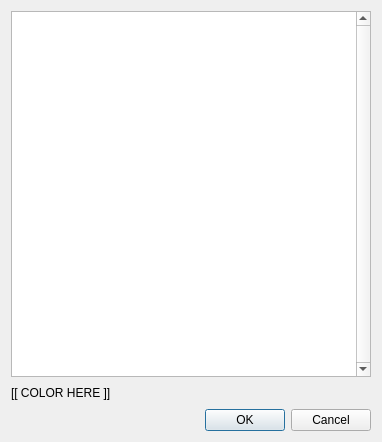
First picture: the form in ui/colorsel.ui, repository crimsondusk/ldforge, before the edit.
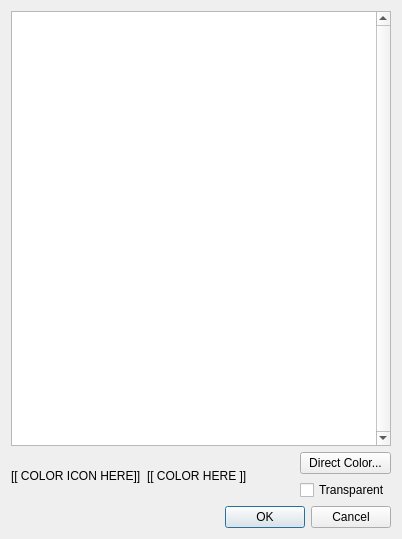
Second picture: the form after the edit.

Commit message: - changed all color usage to use LDColor classes instead of color indices. Added support for direct colors.

```diff
--- a/ui/colorsel.ui
+++ b/ui/colorsel.ui
@@ -6,14 +6,14 @@
    <rect>
     <x>0</x>
     <y>0</y>
-    <width>382</width>
-    <height>442</height>
+    <width>402</width>
+    <height>539</height>
    </rect>
   </property>
   <property name="windowTitle">
    <string>Pick a Color</string>
   </property>
-  <layout class="QVBoxLayout" name="verticalLayout">
+  <layout class="QVBoxLayout" name="verticalLayout_2">
    <item>
     <widget class="QGraphicsView" name="viewport">
      <property name="verticalScrollBarPolicy">
@@ -26,6 +26,13 @@
    </item>
    <item>
     <layout class="QHBoxLayout" name="horizontalLayout">
+     <item>
+      <widget class="QLabel" name="iconLabel">
+       <property name="text">
+        <string>[[ COLOR ICON HERE]]</string>
+       </property>
+      </widget>
+     </item>
      <item>
       <widget class="QLabel" name="colorLabel">
        <property name="text">
@@ -46,6 +53,27 @@
        </property>
       </spacer>
      </item>
+     <item>
+      <layout class="QVBoxLayout" name="verticalLayout">
+       <item>
+        <widget class="QPushButton" name="directColor">
+         <property name="toolTip">
+          <string>Direct Color...</string>
+         </property>
+         <property name="text">
+          <string>Direct Color...</string>
+         </property>
+        </widget>
+       </item>
+       <item>
+        <widget class="QCheckBox" name="transparentDirectColor">
+         <property name="text">
+          <string>Transparent</string>
+         </property>
+        </widget>
+       </item>
+      </layout>
+     </item>
     </layout>
    </item>
    <item>
```
Left out of the diff: 6 changed lines with no effect on the pictures. The commit also changes 23 other files.
